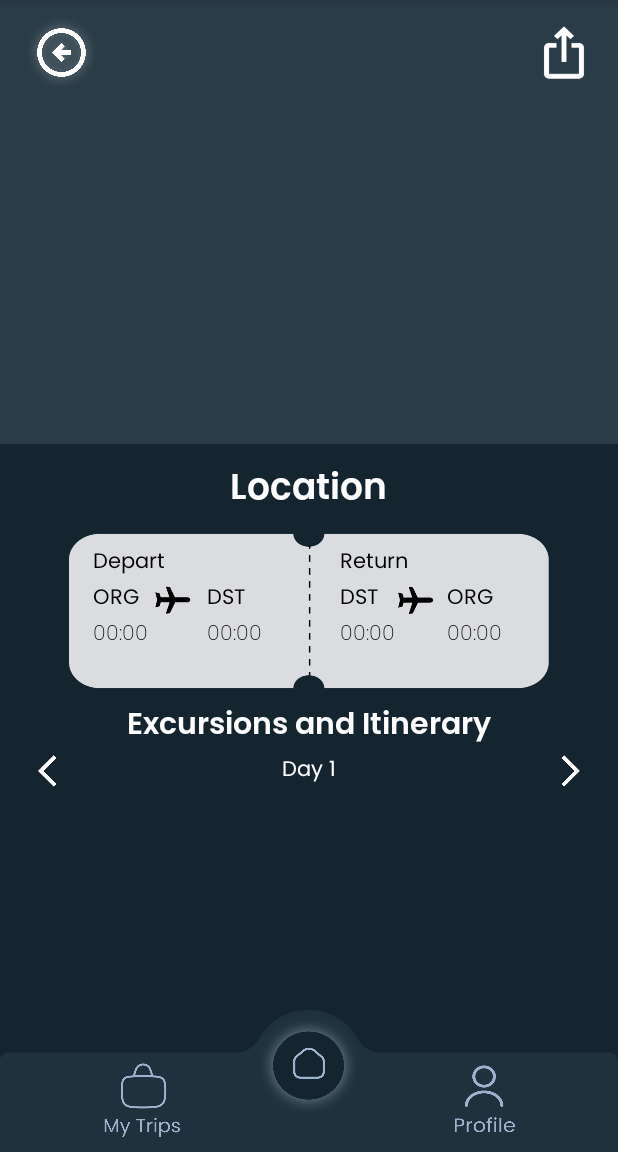
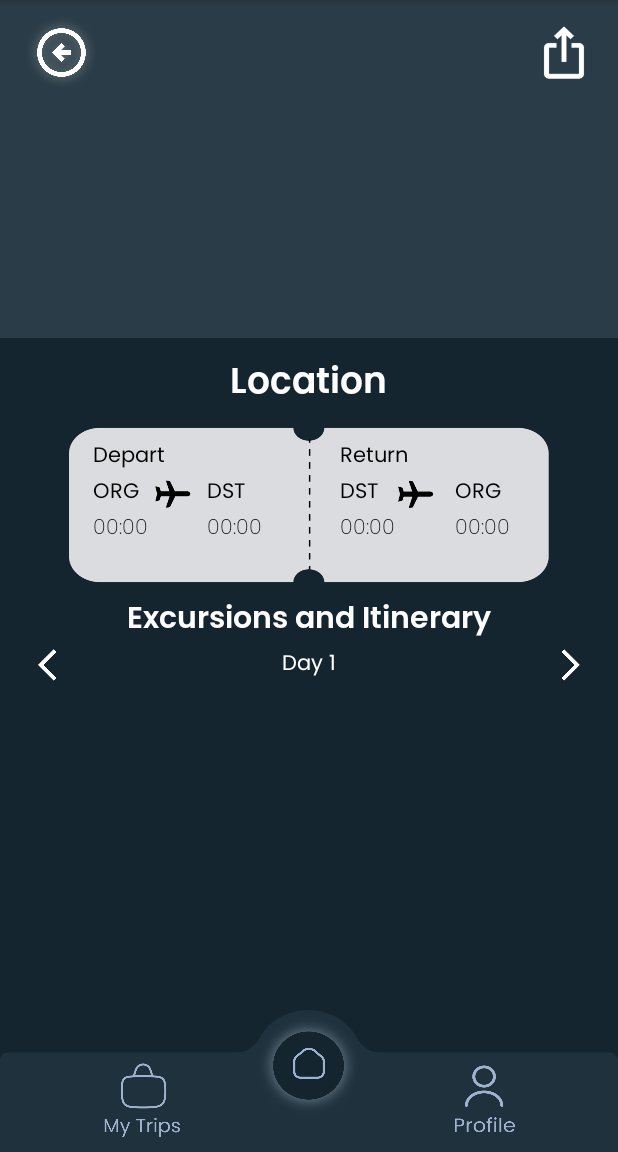
Before and after one commit to rithvik213/TripPlanner, an Android app: the TripPage screen opened through its navigation route, on a phone screen of 412 x 824 dp, the part 84-1236 px from its top. Run offline under Robolectric (Android 15) with nearby library versions, the phone set to English and light mode, and no system bars; our stand-ins replace Room's generated code, navigation-ui; libraries missing offline, so code that uses them is left out: com.google.api.client, com.google.api.services; pictures from the network do not load.

Commit message:
last push hopefully 2

```diff
--- a/app/src/main/res/layout/fragment_results.xml
+++ b/app/src/main/res/layout/fragment_results.xml
@@ -23,7 +23,7 @@
     <LinearLayout
         android:layout_width="match_parent"
         android:layout_height="wrap_content"
-        android:padding="15dp"
+        android:padding="10dp"
         android:orientation="horizontal"
         android:weightSum="1">
 
@@ -38,7 +38,7 @@
         <View
             android:layout_width="0dp"
             android:layout_height="match_parent"
-            android:layout_weight="0.03"/>
+            android:layout_weight="0.05"/>
         <TextView
             android:id="@+id/textView3"
             android:layout_width="0dp"
@@ -48,7 +48,7 @@
             android:fontFamily="@font/poppins"
             android:text="Excursions and Itinerary"
             android:textColor="#FFFFFF"
-            android:textSize="24sp" />
+            android:textSize="23sp" />
     </LinearLayout>
 
     <LinearLayout
--- a/app/src/main/res/layout/fragment_trip_page.xml
+++ b/app/src/main/res/layout/fragment_trip_page.xml
@@ -15,7 +15,7 @@
     <ImageView
         android:id="@+id/trippagepicture"
         android:layout_width="match_parent"
-        android:layout_height="296dp"
+        android:layout_height="225dp"
         android:background="@color/navy"
         android:scaleType="centerCrop"/>
 
@@ -174,7 +174,7 @@
                 android:text="ORG"
                 android:layout_below="@+id/returnDate"
                 android:textColor="@color/black"
-                android:layout_marginStart="30dp"
+                android:layout_marginStart="35dp"
                 android:layout_toRightOf="@id/departureAirport2"/>
 
             <TextView
```
